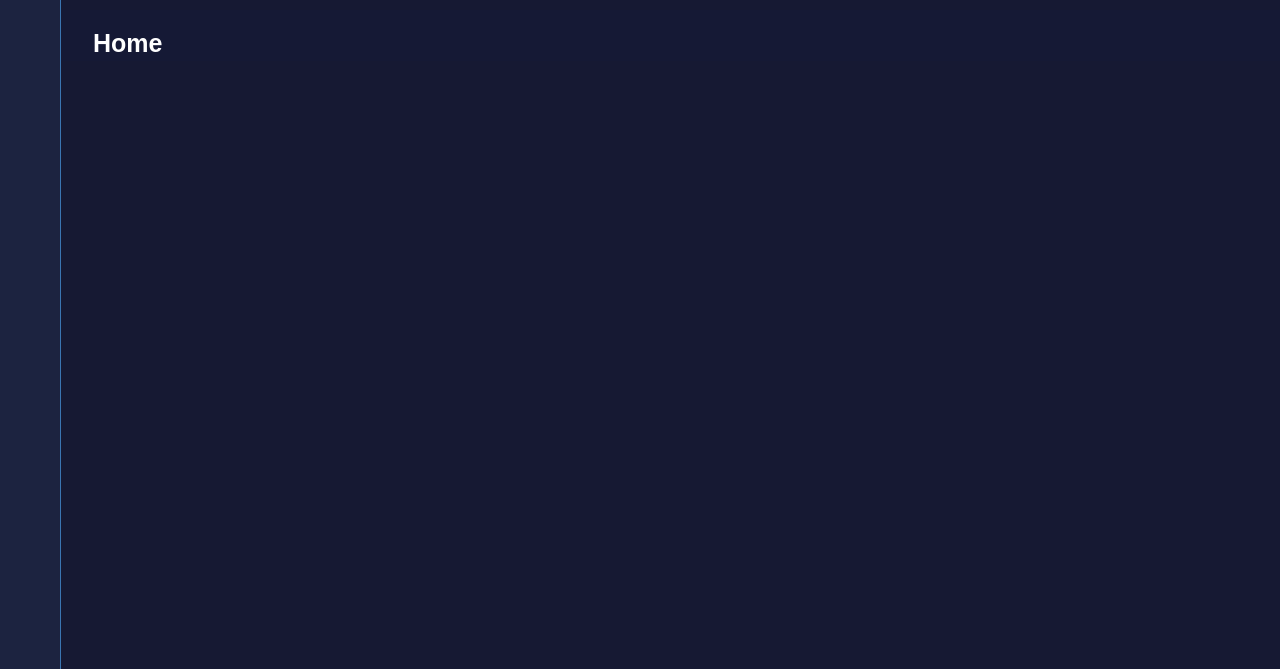
Above: interface.ui from dhiaabdelli/Projet2A before the change. Below: the same form after it.
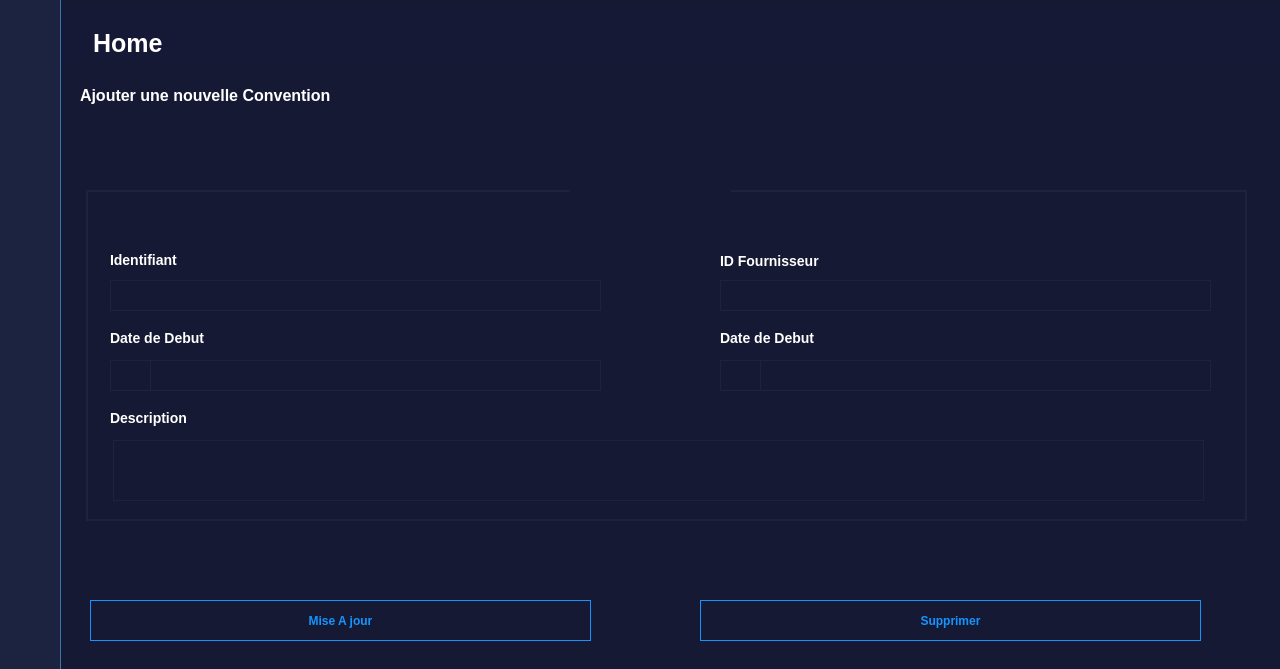
That is the form after the change. The open tabs and pages were chosen to show the change. Icons and pictures are not drawn.

Diff of the .ui file:
```diff
--- a/interface.ui
+++ b/interface.ui
@@ -6651,7 +6651,416 @@
       <zorder>btnBackHomePatient_4</zorder>
       <zorder>label_231</zorder>
      </widget>
-     <widget class="QWidget" name="ConventionEdit"/>
+     <widget class="QWidget" name="ConventionEdit">
+      <property name="styleSheet">
+       <string notr="true">QLabel {
+	color: #ffffff;
+	font-size: 14px;
+	font-weight: 800;
+}
+
+QLineEdit {
+	border : 1px solid #1c2340;
+	padding: 5px 5px 5px 5px;
+	color: #ffffff;
+}
+
+QTextEdit {
+	border : 1px solid #1c2340;
+	padding: 5px 5px 5px 5px;
+	color: #ffffff;
+}
+
+QLabel#IconDate_7,QLabel#IconDate_8 {
+	border : 1px solid #1c2340;
+	padding: 5px 1px 1px 1px;
+	text-align: center;
+    vertical-align: middle;
+	background-color: transparent;
+ 	background-position: center top;
+    background-repeat: no-repeat;
+    background-origin: content;
+    background-image: url(&quot;:/icons/menu/admin/personnel/form/calendar.png&quot;);
+}</string>
+      </property>
+      <widget class="QLabel" name="label_238">
+       <property name="geometry">
+        <rect>
+         <x>660</x>
+         <y>260</y>
+         <width>141</width>
+         <height>16</height>
+        </rect>
+       </property>
+       <property name="text">
+        <string>Date de Debut</string>
+       </property>
+      </widget>
+      <widget class="QLabel" name="IconDate_7">
+       <property name="geometry">
+        <rect>
+         <x>50</x>
+         <y>290</y>
+         <width>41</width>
+         <height>31</height>
+        </rect>
+       </property>
+       <property name="styleSheet">
+        <string notr="true"/>
+       </property>
+       <property name="text">
+        <string/>
+       </property>
+      </widget>
+      <widget class="QLabel" name="Box_17">
+       <property name="geometry">
+        <rect>
+         <x>26</x>
+         <y>120</y>
+         <width>1161</width>
+         <height>331</height>
+        </rect>
+       </property>
+       <property name="styleSheet">
+        <string notr="true">QLabel {
+	border : 2px solid #1c2340;
+}</string>
+       </property>
+       <property name="text">
+        <string/>
+       </property>
+      </widget>
+      <widget class="QLabel" name="label_239">
+       <property name="geometry">
+        <rect>
+         <x>510</x>
+         <y>110</y>
+         <width>161</width>
+         <height>21</height>
+        </rect>
+       </property>
+       <property name="font">
+        <font>
+         <pointsize>-1</pointsize>
+         <weight>99</weight>
+         <bold>true</bold>
+        </font>
+       </property>
+       <property name="styleSheet">
+        <string notr="true">QLabel {
+	color: #ffffff;
+	font-size: 15px;
+	font-weight: 800;
+}</string>
+       </property>
+       <property name="text">
+        <string/>
+       </property>
+      </widget>
+      <widget class="QLabel" name="label_240">
+       <property name="geometry">
+        <rect>
+         <x>660</x>
+         <y>180</y>
+         <width>131</width>
+         <height>21</height>
+        </rect>
+       </property>
+       <property name="text">
+        <string>ID Fournisseur</string>
+       </property>
+      </widget>
+      <widget class="QLineEdit" name="lineEdit_date_5">
+       <property name="geometry">
+        <rect>
+         <x>700</x>
+         <y>290</y>
+         <width>451</width>
+         <height>31</height>
+        </rect>
+       </property>
+      </widget>
+      <widget class="QLabel" name="label_241">
+       <property name="geometry">
+        <rect>
+         <x>50</x>
+         <y>180</y>
+         <width>81</width>
+         <height>20</height>
+        </rect>
+       </property>
+       <property name="text">
+        <string>Identifiant</string>
+       </property>
+      </widget>
+      <widget class="QLabel" name="label_242">
+       <property name="geometry">
+        <rect>
+         <x>50</x>
+         <y>260</y>
+         <width>141</width>
+         <height>16</height>
+        </rect>
+       </property>
+       <property name="text">
+        <string>Date de Debut</string>
+       </property>
+      </widget>
+      <widget class="QLabel" name="IconDate_8">
+       <property name="geometry">
+        <rect>
+         <x>660</x>
+         <y>290</y>
+         <width>41</width>
+         <height>31</height>
+        </rect>
+       </property>
+       <property name="styleSheet">
+        <string notr="true"/>
+       </property>
+       <property name="text">
+        <string/>
+       </property>
+      </widget>
+      <widget class="QPushButton" name="btnBackHomeConvention">
+       <property name="geometry">
+        <rect>
+         <x>1110</x>
+         <y>20</y>
+         <width>81</width>
+         <height>41</height>
+        </rect>
+       </property>
+       <property name="styleSheet">
+        <string notr="true">QPushButton {
+	font-weight: 500;
+	text-align: center;
+    vertical-align: middle;
+	background-color: transparent;
+	padding: 0px 15px 15px 20px;
+    color: #fff;
+	font-size: 11px;
+	border : 0;
+	border-right: 3px solid transparent;
+ 	background-position: center top;
+    background-repeat: no-repeat;
+    background-origin: content;
+    background-image: url(&quot;:/icons/menu/admin/personnel/form/back.png&quot;);
+}
+
+QPushButton:hover{
+    background-image: url(&quot;:/icons/menu/admin/personnel/form/back-hover.png&quot;);
+}</string>
+       </property>
+       <property name="text">
+        <string/>
+       </property>
+      </widget>
+      <widget class="QLabel" name="label_243">
+       <property name="geometry">
+        <rect>
+         <x>50</x>
+         <y>340</y>
+         <width>141</width>
+         <height>16</height>
+        </rect>
+       </property>
+       <property name="text">
+        <string>Description</string>
+       </property>
+      </widget>
+      <widget class="QLabel" name="label_244">
+       <property name="geometry">
+        <rect>
+         <x>20</x>
+         <y>10</y>
+         <width>491</width>
+         <height>31</height>
+        </rect>
+       </property>
+       <property name="styleSheet">
+        <string notr="true">QLabel {
+	color: #ffffff;
+	font-size: 16px;
+	font-weight: 700;
+}</string>
+       </property>
+       <property name="text">
+        <string>Ajouter une nouvelle Convention</string>
+       </property>
+      </widget>
+      <widget class="QLineEdit" name="lineEdit_date_6">
+       <property name="geometry">
+        <rect>
+         <x>90</x>
+         <y>290</y>
+         <width>451</width>
+         <height>31</height>
+        </rect>
+       </property>
+      </widget>
+      <widget class="QLabel" name="IconPatient_4">
+       <property name="geometry">
+        <rect>
+         <x>510</x>
+         <y>40</y>
+         <width>161</width>
+         <height>151</height>
+        </rect>
+       </property>
+       <property name="styleSheet">
+        <string notr="true">QLabel {
+	padding: 5px 1px 1px 1px;
+	text-align: center;
+    vertical-align: middle;
+	background-color: transparent;
+ 	background-position: center top;
+    background-repeat: no-repeat;
+    background-origin: content;
+    background-image: url(&quot;:/icons/menu/Home/Patient/form/iconpatient.png&quot;);
+}
+
+</string>
+       </property>
+       <property name="text">
+        <string/>
+       </property>
+      </widget>
+      <widget class="QTextEdit" name="ConventionDesc_2">
+       <property name="geometry">
+        <rect>
+         <x>53</x>
+         <y>370</y>
+         <width>1091</width>
+         <height>61</height>
+        </rect>
+       </property>
+       <property name="html">
+        <string>&lt;!DOCTYPE HTML PUBLIC &quot;-//W3C//DTD HTML 4.0//EN&quot; &quot;http://www.w3.org/TR/REC-html40/strict.dtd&quot;&gt;
+&lt;html&gt;&lt;head&gt;&lt;meta name=&quot;qrichtext&quot; content=&quot;1&quot; /&gt;&lt;style type=&quot;text/css&quot;&gt;
+p, li { white-space: pre-wrap; }
+&lt;/style&gt;&lt;/head&gt;&lt;body style=&quot; font-family:'MS Shell Dlg 2'; font-size:8.25pt; font-weight:400; font-style:normal;&quot;&gt;
+&lt;p style=&quot;-qt-paragraph-type:empty; margin-top:0px; margin-bottom:0px; margin-left:0px; margin-right:0px; -qt-block-indent:0; text-indent:0px; font-family:'MS Shell Dlg 2';&quot;&gt;&lt;br /&gt;&lt;/p&gt;&lt;/body&gt;&lt;/html&gt;</string>
+       </property>
+      </widget>
+      <widget class="QLabel" name="InfoConvetionID">
+       <property name="geometry">
+        <rect>
+         <x>50</x>
+         <y>210</y>
+         <width>491</width>
+         <height>31</height>
+        </rect>
+       </property>
+       <property name="styleSheet">
+        <string notr="true">padding: 5px 5px 5px 5px;
+border : 1px solid #1c2340;
+font-size: 12px;
+font-weight: 300;</string>
+       </property>
+       <property name="text">
+        <string/>
+       </property>
+      </widget>
+      <widget class="QLabel" name="InfoConvetionIDF">
+       <property name="geometry">
+        <rect>
+         <x>660</x>
+         <y>210</y>
+         <width>491</width>
+         <height>31</height>
+        </rect>
+       </property>
+       <property name="styleSheet">
+        <string notr="true">padding: 5px 5px 5px 5px;
+border : 1px solid #1c2340;
+font-size: 12px;
+font-weight: 300;</string>
+       </property>
+       <property name="text">
+        <string/>
+       </property>
+      </widget>
+      <widget class="QPushButton" name="ConvbtnUpdate">
+       <property name="geometry">
+        <rect>
+         <x>30</x>
+         <y>530</y>
+         <width>501</width>
+         <height>41</height>
+        </rect>
+       </property>
+       <property name="styleSheet">
+        <string notr="true">QPushButton {
+	font-weight: 600;
+	text-align: center;
+    vertical-align: middle;
+   	background-color: transparent;
+    border: 1px solid transparent;
+	color: #1494ff;
+    border-color: #1494ff;
+}
+
+QPushButton:hover {
+    background-color: #1494ff;
+	color: #ffffff;
+	font-weight: 600;
+}</string>
+       </property>
+       <property name="text">
+        <string>Mise A jour</string>
+       </property>
+      </widget>
+      <widget class="QPushButton" name="ConvbtnDelete">
+       <property name="geometry">
+        <rect>
+         <x>640</x>
+         <y>530</y>
+         <width>501</width>
+         <height>41</height>
+        </rect>
+       </property>
+       <property name="styleSheet">
+        <string notr="true">QPushButton {
+	font-weight: 600;
+	text-align: center;
+    vertical-align: middle;
+   	background-color: transparent;
+    border: 1px solid transparent;
+	color: #1494ff;
+    border-color: #1494ff;
+}
+
+QPushButton:hover {
+    background-color: #1494ff;
+	color: #ffffff;
+	font-weight: 600;
+}</string>
+       </property>
+       <property name="text">
+        <string>Supprimer</string>
+       </property>
+      </widget>
+      <zorder>Box_17</zorder>
+      <zorder>label_238</zorder>
+      <zorder>IconDate_7</zorder>
+      <zorder>label_239</zorder>
+      <zorder>label_240</zorder>
+      <zorder>lineEdit_date_5</zorder>
+      <zorder>label_241</zorder>
+      <zorder>label_242</zorder>
+      <zorder>IconDate_8</zorder>
+      <zorder>btnBackHomeConvention</zorder>
+      <zorder>label_243</zorder>
+      <zorder>label_244</zorder>
+      <zorder>lineEdit_date_6</zorder>
+      <zorder>IconPatient_4</zorder>
+      <zorder>ConventionDesc_2</zorder>
+      <zorder>InfoConvetionID</zorder>
+      <zorder>InfoConvetionIDF</zorder>
+      <zorder>ConvbtnUpdate</zorder>
+      <zorder>ConvbtnDelete</zorder>
+     </widget>
      <widget class="QWidget" name="page_3"/>
      <widget class="QWidget" name="page_4"/>
      <widget class="QWidget" name="page_5"/>
```
Left out of the diff: 218 changed lines with no effect on the pictures.
